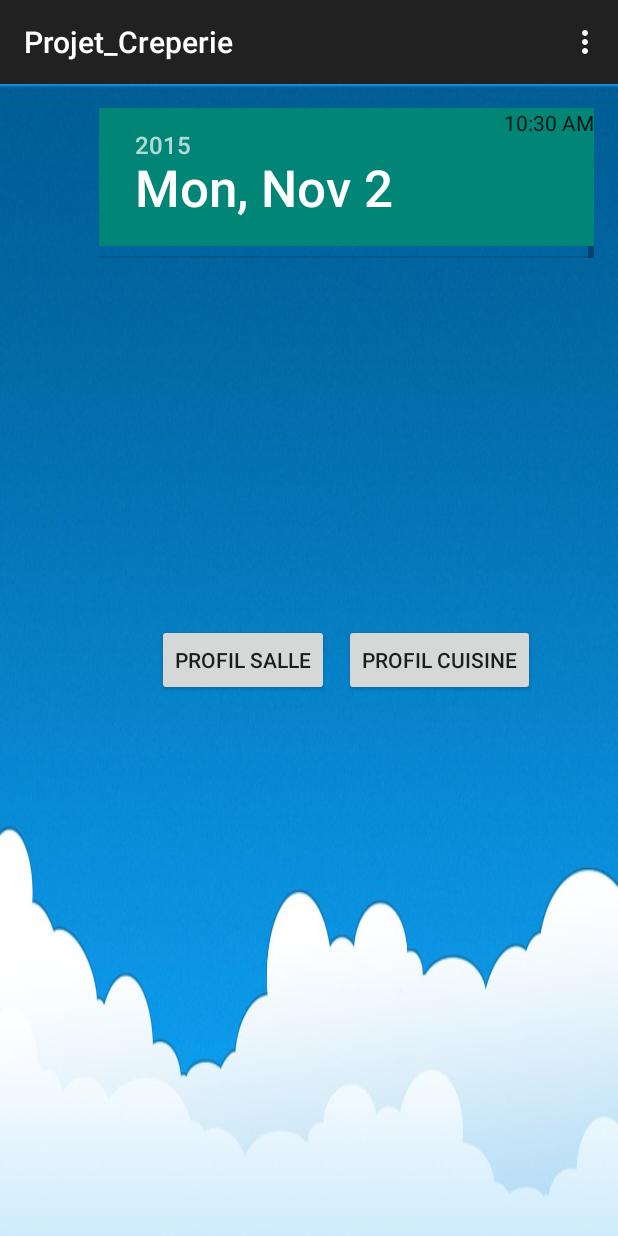
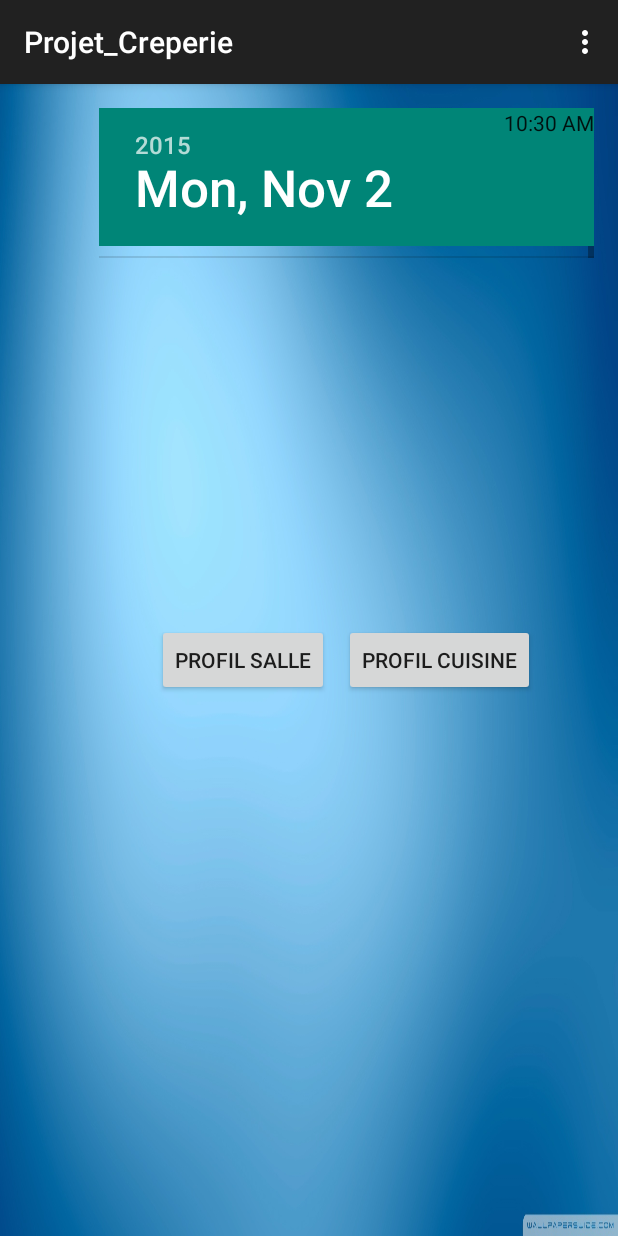
Before and after one commit to Merlinoir/EasyCreperie, an Android app: the screen it shows after launch (MainActivity), on a phone screen of 412 x 824 dp. Run offline under Robolectric (Android 15) with nearby library versions, the phone set to English and light mode, and no system bars.

Commit message:
Stable start

```diff
--- a/Projet_Creperie/app/src/main/java/com/example/abdou_af/projet_creperie/MainActivity.java
+++ b/Projet_Creperie/app/src/main/java/com/example/abdou_af/projet_creperie/MainActivity.java
@@ -6,6 +6,7 @@ import android.os.Bundle;
 import android.view.Menu;
 import android.view.MenuItem;
 import android.view.View;
+
 
 public class MainActivity extends AppCompatActivity {
 
--- a/Projet_Creperie/app/src/main/res/layout/activity_cuisine.xml
+++ b/Projet_Creperie/app/src/main/res/layout/activity_cuisine.xml
@@ -7,7 +7,7 @@
     android:paddingRight="@dimen/activity_horizontal_margin"
     android:paddingTop="@dimen/activity_vertical_margin"
     android:paddingBottom="@dimen/activity_vertical_margin"
-    tools:context=".SalleActivity"
+    tools:context=".CuisineActivity"
     android:background="@drawable/simple"
     android:orientation="vertical">
 
--- a/Projet_Creperie/app/src/main/res/layout/activity_main.xml
+++ b/Projet_Creperie/app/src/main/res/layout/activity_main.xml
@@ -7,7 +7,7 @@
     android:paddingRight="@dimen/activity_horizontal_margin"
     android:paddingTop="@dimen/activity_vertical_margin"
     android:paddingBottom="@dimen/activity_vertical_margin"
-    android:background="@drawable/cloud_wallpaper"
+    android:background="@drawable/simple"
     tools:context=".MainActivity">
 
     <LinearLayout
--- a/Projet_Creperie/app/src/main/res/layout/activity_salle.xml
+++ b/Projet_Creperie/app/src/main/res/layout/activity_salle.xml
@@ -52,7 +52,4 @@
             android:id="@+id/liste" />
     </ScrollView>
 
-
-
-
 </LinearLayout>
```
Also changed, not shown: 1 other file.
